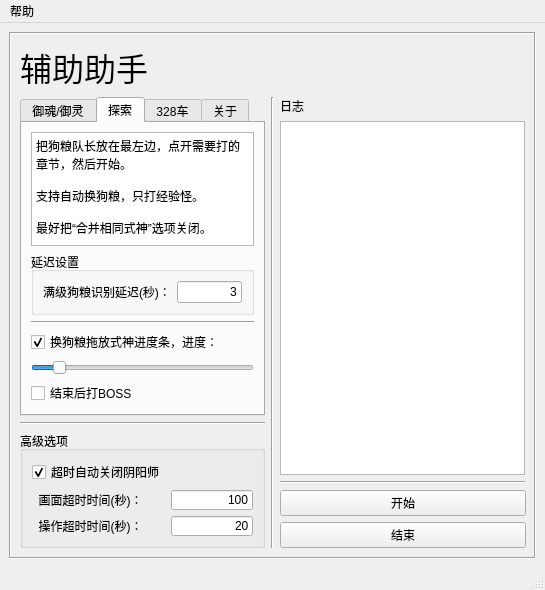
accwfg/onmyoji_bot, file onmyoji.ui: the form before one commit.
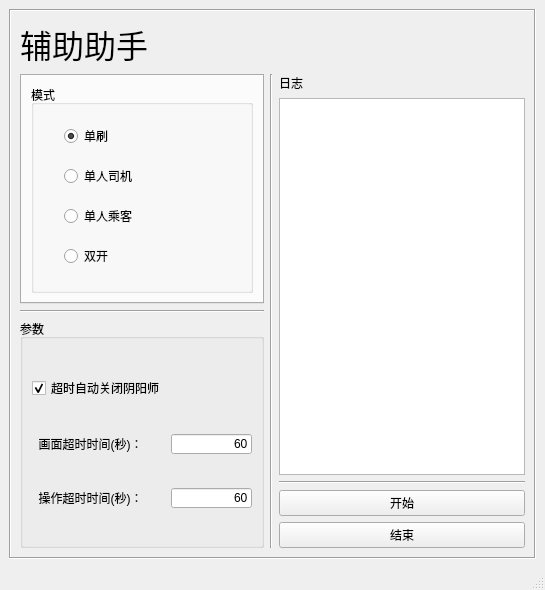
The form after the commit. The open tabs and pages were chosen to show the change.

```diff
--- a/onmyoji.ui
+++ b/onmyoji.ui
@@ -144,7 +144,13 @@
             </size>
            </property>
            <property name="currentIndex">
-            <number>2</number>
+            <number>0</number>
+           </property>
+           <property name="usesScrollButtons">
+            <bool>false</bool>
+           </property>
+           <property name="tabBarAutoHide">
+            <bool>true</bool>
            </property>
            <widget class="QWidget" name="tab">
             <attribute name="title">
@@ -157,20 +163,23 @@
                 <string>模式</string>
                </property>
                <layout class="QGridLayout" name="gridLayout">
-                <item row="0" column="2">
-                 <widget class="QRadioButton" name="mitama_passenger">
-                  <property name="text">
-                   <string>单人乘客</string>
-                  </property>
-                 </widget>
-                </item>
-                <item row="0" column="1">
+                <property name="leftMargin">
+                 <number>30</number>
+                </property>
+                <item row="1" column="0">
                  <widget class="QRadioButton" name="mitama_driver">
                   <property name="text">
                    <string>单人司机</string>
                   </property>
                  </widget>
                 </item>
+                <item row="3" column="0">
+                 <widget class="QRadioButton" name="mitama_dual">
+                  <property name="text">
+                   <string>双开</string>
+                  </property>
+                 </widget>
+                </item>
                 <item row="0" column="0">
                  <widget class="QRadioButton" name="mitama_single">
                   <property name="autoFillBackground">
@@ -184,10 +193,10 @@
                   </property>
                  </widget>
                 </item>
-                <item row="1" column="0">
-                 <widget class="QRadioButton" name="mitama_dual">
+                <item row="2" column="0">
+                 <widget class="QRadioButton" name="mitama_passenger">
                   <property name="text">
-                   <string>双开</string>
+                   <string>单人乘客</string>
                   </property>
                  </widget>
                 </item>
@@ -196,142 +205,6 @@
              </item>
             </layout>
            </widget>
-           <widget class="QWidget" name="tab_2">
-            <attribute name="title">
-             <string>探索</string>
-            </attribute>
-            <layout class="QGridLayout" name="gridLayout_5">
-             <item row="1" column="0">
-              <widget class="QGroupBox" name="groupBox_3">
-               <property name="minimumSize">
-                <size>
-                 <width>0</width>
-                 <height>0</height>
-                </size>
-               </property>
-               <property name="title">
-                <string>延迟设置</string>
-               </property>
-               <layout class="QGridLayout" name="gridLayout_8">
-                <item row="0" column="1">
-                 <widget class="QLineEdit" name="lineEdit_3">
-                  <property name="text">
-                   <string>3</string>
-                  </property>
-                  <property name="alignment">
-                   <set>Qt::AlignRight|Qt::AlignTrailing|Qt::AlignVCenter</set>
-                  </property>
-                 </widget>
-                </item>
-                <item row="0" column="0">
-                 <widget class="QLabel" name="label_5">
-                  <property name="text">
-                   <string>满级狗粮识别延迟(秒)：</string>
-                  </property>
-                 </widget>
-                </item>
-               </layout>
-              </widget>
-             </item>
-             <item row="3" column="0">
-              <widget class="QCheckBox" name="checkBox_3">
-               <property name="text">
-                <string>换狗粮拖放式神进度条，进度：</string>
-               </property>
-               <property name="checked">
-                <bool>true</bool>
-               </property>
-              </widget>
-             </item>
-             <item row="4" column="0">
-              <widget class="QSlider" name="horizontalSlider">
-               <property name="sliderPosition">
-                <number>10</number>
-               </property>
-               <property name="orientation">
-                <enum>Qt::Horizontal</enum>
-               </property>
-              </widget>
-             </item>
-             <item row="6" column="0">
-              <widget class="QCheckBox" name="checkBox_2">
-               <property name="text">
-                <string>结束后打BOSS</string>
-               </property>
-              </widget>
-             </item>
-             <item row="0" column="0">
-              <widget class="QPlainTextEdit" name="plainTextEdit_2">
-               <property name="maximumSize">
-                <size>
-                 <width>16777215</width>
-                 <height>16777215</height>
-                </size>
-               </property>
-               <property name="readOnly">
-                <bool>true</bool>
-               </property>
-               <property name="plainText">
-                <string>把狗粮队长放在最左边，点开需要打的章节，然后开始。
-
-支持自动换狗粮，只打经验怪。
-
-最好把“合并相同式神”选项关闭。</string>
-               </property>
-              </widget>
-             </item>
-             <item row="2" column="0">
-              <widget class="Line" name="line_4">
-               <property name="orientation">
-                <enum>Qt::Horizontal</enum>
-               </property>
-              </widget>
-             </item>
-            </layout>
-           </widget>
-           <widget class="QWidget" name="tab_4">
-            <attribute name="title">
-             <string>328车</string>
-            </attribute>
-            <widget class="QRadioButton" name="Check328Passenger">
-             <property name="geometry">
-              <rect>
-               <x>10</x>
-               <y>20</y>
-               <width>115</width>
-               <height>19</height>
-              </rect>
-             </property>
-             <property name="text">
-              <string>乘客</string>
-             </property>
-            </widget>
-           </widget>
-           <widget class="QWidget" name="tab_3">
-            <attribute name="title">
-             <string>关于</string>
-            </attribute>
-            <layout class="QGridLayout" name="gridLayout_4">
-             <item row="0" column="0">
-              <widget class="QPlainTextEdit" name="plainTextEdit">
-               <property name="maximumSize">
-                <size>
-                 <width>16777215</width>
-                 <height>16777215</height>
-                </size>
-               </property>
-               <property name="readOnly">
-                <bool>true</bool>
-               </property>
-               <property name="plainText">
-                <string>网址：https://github.com/AcademicDog/onmyoji_bot
-
-交流Q群：592055060</string>
-               </property>
-              </widget>
-             </item>
-            </layout>
-           </widget>
           </widget>
          </item>
          <item>
@@ -359,7 +232,7 @@
             <enum>Qt::LeftToRight</enum>
            </property>
            <property name="title">
-            <string>高级选项</string>
+            <string>参数</string>
            </property>
            <layout class="QGridLayout" name="gridLayout_7">
             <item row="0" column="0">
@@ -401,7 +274,7 @@
                </size>
               </property>
               <property name="text">
-               <string>100</string>
+               <string>60</string>
               </property>
               <property name="alignment">
                <set>Qt::AlignRight|Qt::AlignTrailing|Qt::AlignVCenter</set>
@@ -417,7 +290,7 @@
                </size>
               </property>
               <property name="text">
-               <string>20</string>
+               <string>60</string>
               </property>
               <property name="alignment">
                <set>Qt::AlignRight|Qt::AlignTrailing|Qt::AlignVCenter</set>
@@ -441,23 +314,6 @@
     </item>
    </layout>
   </widget>
-  <widget class="QMenuBar" name="menubar">
-   <property name="geometry">
-    <rect>
-     <x>0</x>
-     <y>0</y>
-     <width>545</width>
-     <height>26</height>
-    </rect>
-   </property>
-   <widget class="QMenu" name="menu">
-    <property name="title">
-     <string>帮助</string>
-    </property>
-    <addaction name="actionAbout"/>
-   </widget>
-   <addaction name="menu"/>
-  </widget>
   <widget class="QStatusBar" name="statusBar"/>
   <action name="actionFile">
    <property name="text">
@@ -469,14 +325,6 @@
     <string>About</string>
    </property>
   </action>
-  <action name="actionAbout">
-   <property name="text">
-    <string>About</string>
-   </property>
-   <property name="statusTip">
-    <string/>
-   </property>
-  </action>
  </widget>
  <resources/>
  <connections>
```
Left out of the diff: 8 changed lines with no effect on the pictures.
